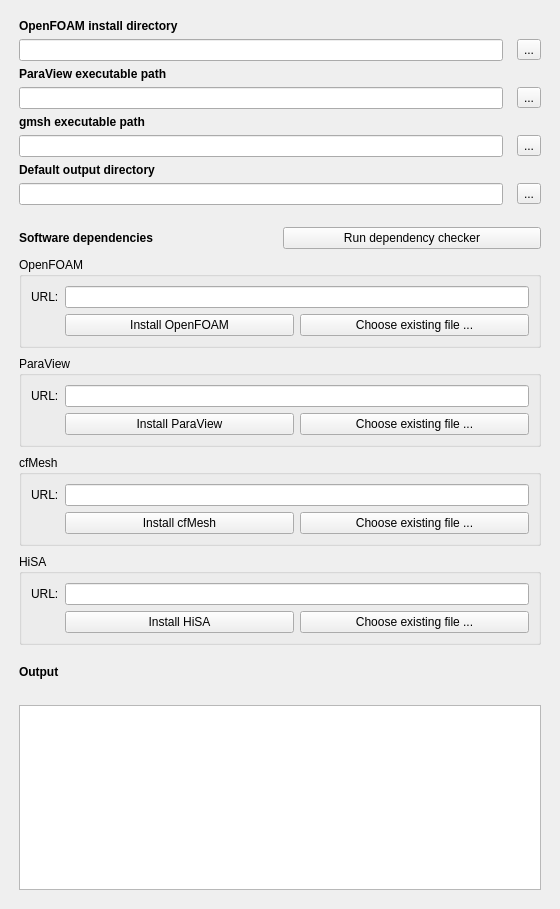
First picture: the form in Gui/CfdPreferencePage.ui, repository jaheyns/CfdOF, before the edit.
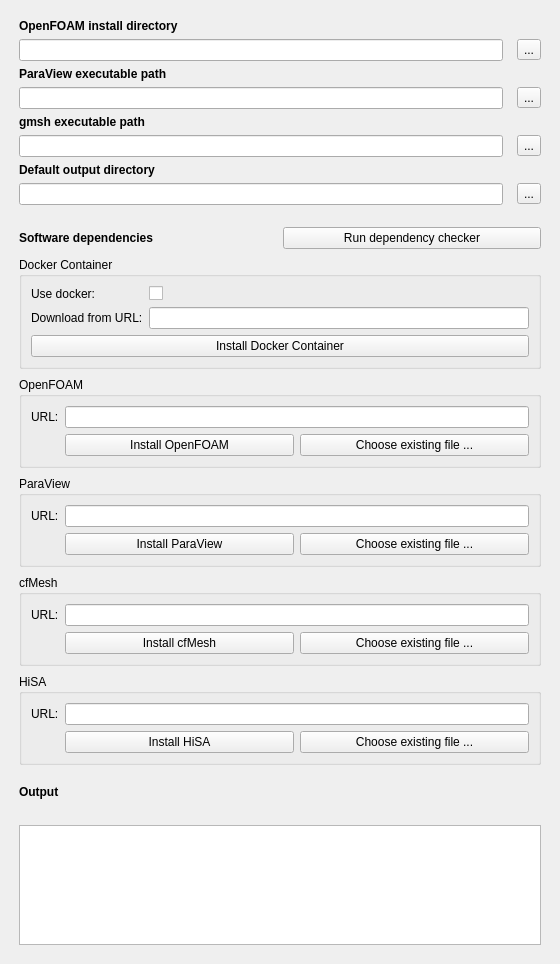
Second picture: the form after the edit.

Commit message: Docker functionality added

The edit to the form file:
```diff
--- a/Gui/CfdPreferencePage.ui
+++ b/Gui/CfdPreferencePage.ui
@@ -411,6 +411,42 @@
        </layout>
       </widget>
      </item>
+     <item row="3" column="0">
+      <widget class="QGroupBox" name="gb_docker">
+       <property name="title">
+        <string>Docker Container</string>
+       </property>
+       <layout class="QGridLayout" name="gridLayout_3">
+       <item row="0" column="0">
+         <widget class="QLabel" name="label_2">
+          <property name="text">
+           <string>Use docker:</string>
+          </property>
+         </widget>		
+       </item>
+       <item row="0" column="1">
+         <widget class="QCheckBox" name="cb_docker_sel"/>
+        </item>
+        <item row="1" column="0">
+         <widget class="QLabel" name="label_3">
+          <property name="text">
+           <string>Download from URL:</string>
+          </property>
+         </widget>
+        </item>
+        <item row="1" column="1">
+         <widget class="QLineEdit" name="le_docker_url"/>
+        </item>
+        <item row="2" column="0" colspan="2">
+         <widget class="QPushButton" name="pb_download_install_docker">
+          <property name="text">
+           <string>Install Docker Container</string>
+          </property>
+         </widget>
+        </item>
+       </layout>
+      </widget>
+     </item>   
     </layout>
    </item>
    <item>
```
The commit also changes 7 other files.
